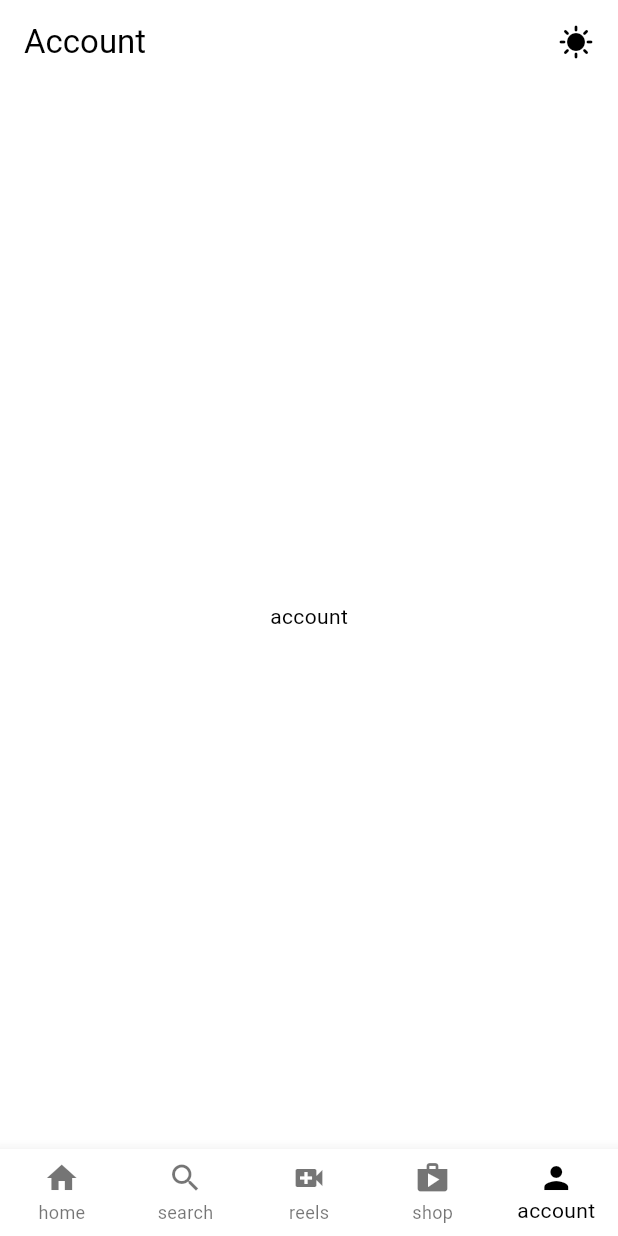
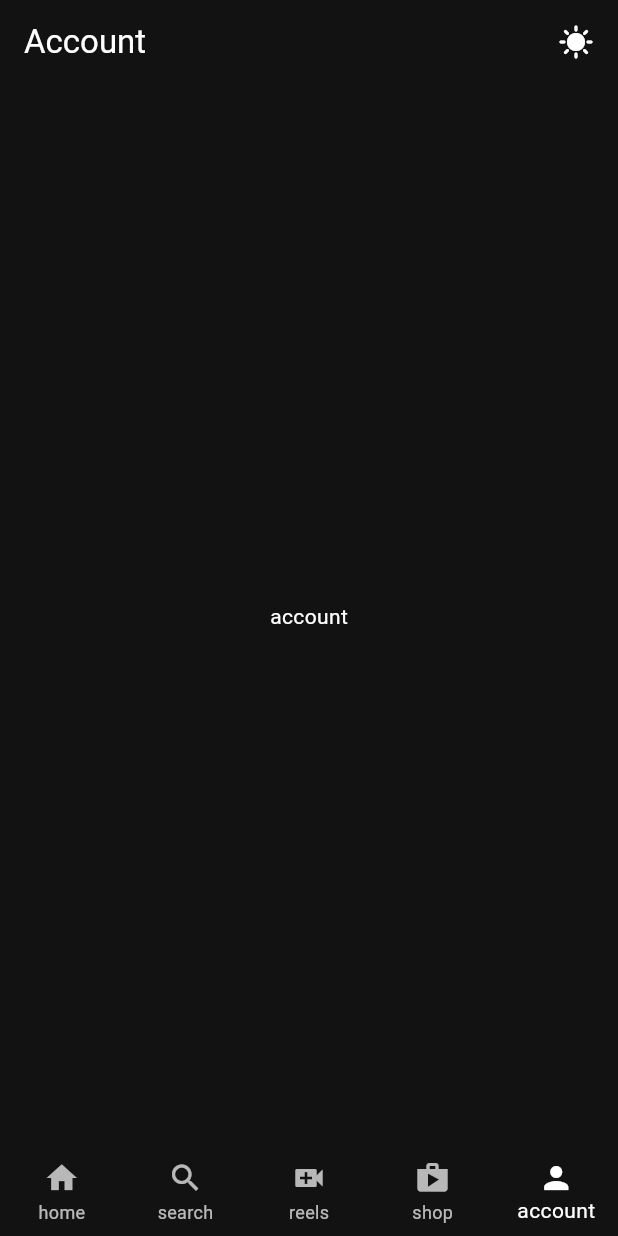
Before and after one commit to NKellyD/instagram-Ui, a Flutter app: the screen it shows after launch, item 5 of the bottom bar chosen, after a tap on the "sunny" icon, on a phone screen of 412 x 824 dp. Run offline on Flutter 3.47's test engine with Material 3 defaults, Android fonts, the phone set to English and light mode, and no system bars.

Commit message:
lightMode

```diff
--- a/lib/account.dart
+++ b/lib/account.dart
@@ -1,4 +1,6 @@
 import 'package:flutter/material.dart';
+import 'package:instagram_ui/theme/theme_provider.dart';
+import 'package:provider/provider.dart';
 
 class UserAccount extends StatelessWidget {
   const UserAccount({super.key});
@@ -12,7 +14,9 @@ class UserAccount extends StatelessWidget {
           children: [
             const Text('Account'),
             InkWell(
-              onTap: (){},
+              onTap: (){
+                Provider.of<ThemeProvider>(context,listen: false).toggleTheme();
+              },
                 child:
                 const Icon(Icons.sunny))
           ],
--- a/lib/main.dart
+++ b/lib/main.dart
@@ -1,9 +1,15 @@
+
 import 'package:flutter/material.dart';
 import 'package:instagram_ui/homepage.dart';
 import 'package:instagram_ui/theme/theme.dart';
+import 'package:instagram_ui/theme/theme_provider.dart';
+import 'package:provider/provider.dart';
 
 void main() {
-  runApp(const MyApp());
+  runApp(
+    ChangeNotifierProvider(create: (context) => ThemeProvider(),
+    child: const MyApp(),)
+  );
 }
 
 class MyApp extends StatelessWidget {
@@ -14,9 +20,8 @@ class MyApp extends StatelessWidget {
   Widget build(BuildContext context) {
     return MaterialApp(
       debugShowCheckedModeBanner: false,
-      theme: lightMode,
-      darkTheme: darkMode,
-      home: HomePage(),
+      theme: Provider.of<ThemeProvider>(context).themeData,
+      home: const HomePage(),
     );
   }
 }
--- /dev/null
+++ b/lib/theme/theme_provider.dart
@@ -0,0 +1,21 @@
+import 'package:flutter/cupertino.dart';
+import 'package:flutter/material.dart';
+import 'package:instagram_ui/theme/theme.dart';
+
+class ThemeProvider with ChangeNotifier{
+  ThemeData _themeData = lightMode;
+
+  ThemeData get themeData => _themeData;
+
+  set themeData(ThemeData themeData){
+    _themeData = themeData;
+    notifyListeners();
+  }
+  void toggleTheme(){
+    if(_themeData == lightMode){
+      themeData = darkMode;
+    }else{
+      themeData = lightMode;
+    }
+  }
+}
--- a/pubspec.yaml
+++ b/pubspec.yaml
@@ -35,6 +35,7 @@ dependencies:
   # The following adds the Cupertino Icons font to your application.
   # Use with the CupertinoIcons class for iOS style icons.
   cupertino_icons: ^1.0.6
+  provider: ^6.1.2
 
 dev_dependencies:
   flutter_test:
```
Also changed, not shown: pubspec.lock.
